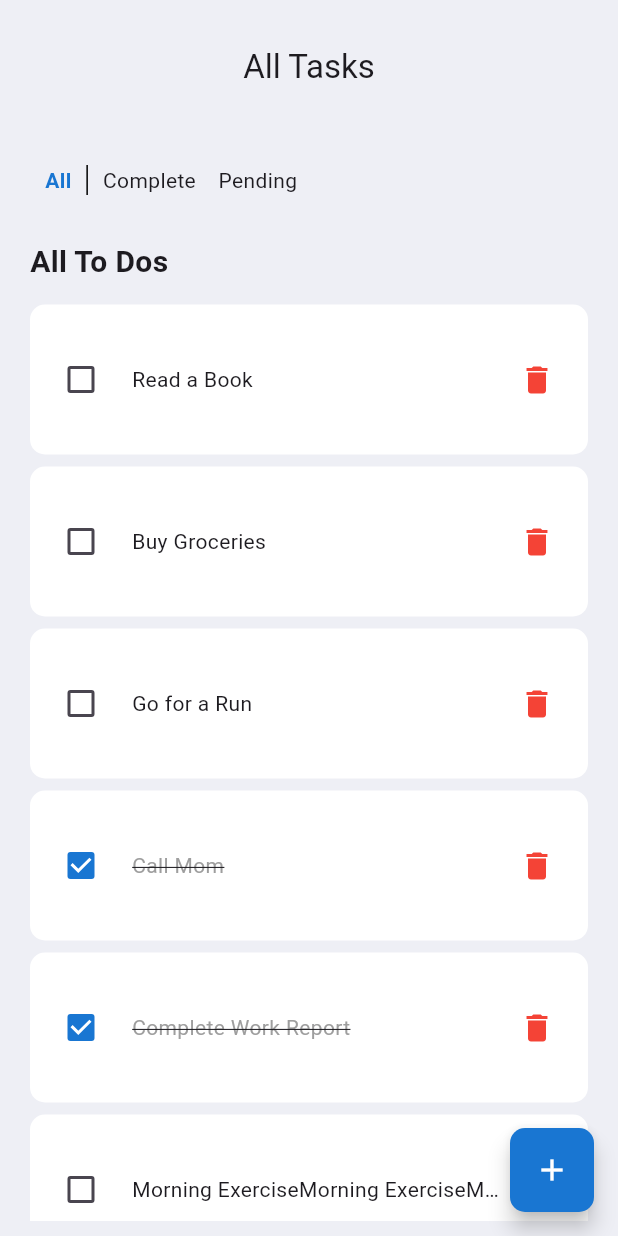
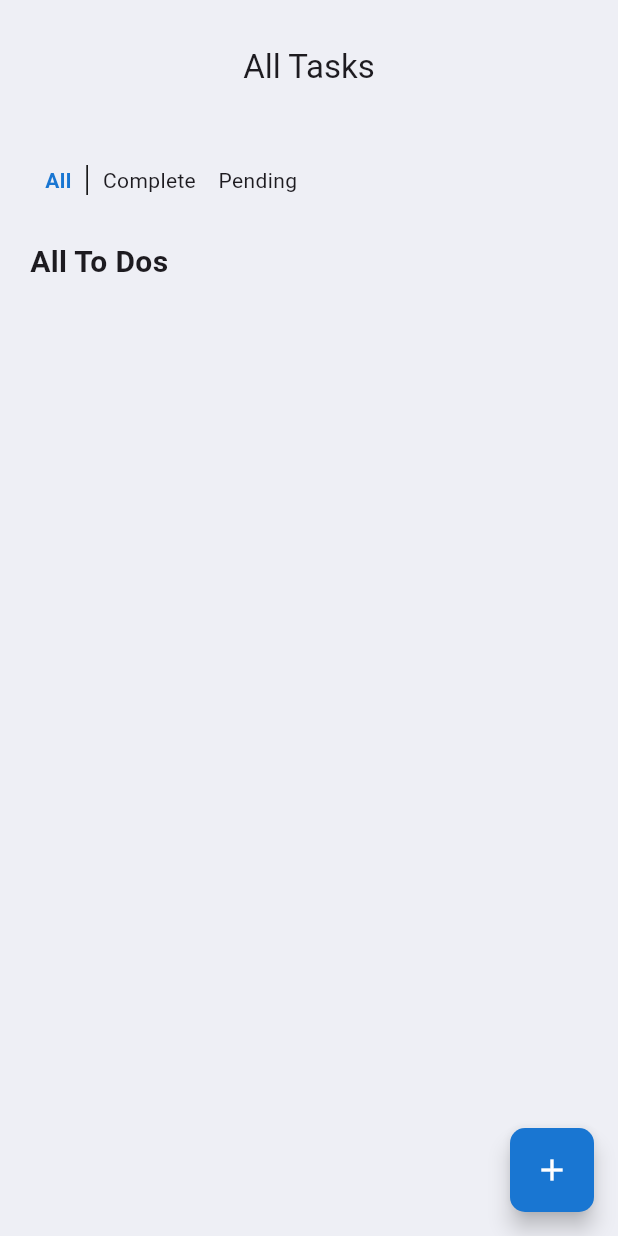
Before and after one commit to Cmrales26/To-Do-, a Flutter app: the screen it shows after launch, on a phone screen of 412 x 824 dp. Run offline on Flutter 3.47's test engine with Material 3 defaults, Android fonts, the phone set to English and light mode, and no system bars.

Commit message:
Change Static Json for a Map Values in Task list

```diff
--- a/lib/components/TaskItem.dart
+++ b/lib/components/TaskItem.dart
@@ -1,12 +1,12 @@
 // ignore_for_file: file_names
 
 import 'package:flutter/material.dart';
-import 'package:flutter/widgets.dart';
+import 'package:todo/model/Task.dart';
 
 class TaskItem extends StatelessWidget {
-  final Map<String, dynamic> task;
-  final Function(dynamic) deleteTask;
-  final Function(dynamic) changeStatus;
+  final Task task;
+  final Function(int) deleteTask;
+  final Function(int) changeStatus;
 
   const TaskItem({
     super.key,
@@ -28,9 +28,9 @@ class TaskItem extends StatelessWidget {
       child: Row(
         children: [
           Checkbox(
-            value: task["isDone"] as bool? ?? false,
+            value: task.isDone as bool? ?? false,
             onChanged: (value) {
-              changeStatus(task["id"]);
+              changeStatus(task.id);
             },
             fillColor: MaterialStateProperty.resolveWith<Color>(
                 (Set<MaterialState> states) {
@@ -57,13 +57,13 @@ class TaskItem extends StatelessWidget {
                       padding: const EdgeInsets.symmetric(vertical: 20),
                       margin: const EdgeInsets.only(left: 10),
                       child: Text(
-                        "${task["todoTitle"]}",
+                        task.todoTitle,
                         overflow: TextOverflow.ellipsis,
                         style: TextStyle(
-                          color: task["isDone"]
+                          color: task.isDone
                               ? Colors.grey
                               : null, // Si está hecho, establece el color en gris
-                          decoration: task["isDone"]
+                          decoration: task.isDone
                               ? TextDecoration.lineThrough
                               : null, // Si está hecho, agrega una línea a través del texto
                         ),
@@ -73,7 +73,7 @@ class TaskItem extends StatelessWidget {
                 ),
                 IconButton(
                   onPressed: () {
-                    deleteTask(task["id"]);
+                    deleteTask(task.id);
                   },
                   icon: const Icon(
                     Icons.delete,
--- a/lib/model/List.dart
+++ /dev/null
@@ -1,40 +0,0 @@
-// ignore_for_file: file_names
-
-var tasksList = [
-  {
-    "id": 01,
-    "todoTitle": 'Morning ExerciseMorning ExerciseMorning ExerciseMorning',
-    "todoDescription": "Do Morning exercise at 6:00am",
-    "isDone": false,
-  },
-  {
-    "id": 02,
-    "todoTitle": 'Complete Work Report',
-    "todoDescription": "Finish the weekly work report",
-    "isDone": true,
-  },
-  {
-    "id": 03,
-    "todoTitle": 'Call Mom',
-    "todoDescription": "Call mom to wish her happy birthday",
-    "isDone": true,
-  },
-  {
-    "id": 04,
-    "todoTitle": 'Go for a Run',
-    "todoDescription": "Run in the park for 30 minutes",
-    "isDone": false,
-  },
-  {
-    "id": 05,
-    "todoTitle": 'Buy Groceries',
-    "todoDescription": "Buy vegetables, fruits, and bread",
-    "isDone": false,
-  },
-  {
-    "id": 06,
-    "todoTitle": 'Read a Book',
-    "todoDescription": "Read a chapter of 'To Kill a Mockingbird'",
-    "isDone": false,
-  },
-];
--- /dev/null
+++ b/lib/model/Task.dart
@@ -0,0 +1,15 @@
+// ignore_for_file: file_names
+
+class Task {
+  int id;
+  String todoTitle;
+  String todoDescription;
+  bool isDone;
+
+  Task({
+    required this.id,
+    required this.todoTitle,
+    required this.todoDescription,
+    required this.isDone,
+  });
+}
--- a/lib/screens/index.dart
+++ b/lib/screens/index.dart
@@ -4,7 +4,7 @@ import 'package:flutter/material.dart';
 import 'package:todo/components/Forms.dart';
 import 'package:todo/components/MyAppBar.dart';
 import 'package:todo/components/TaskItem.dart';
-import 'package:todo/model/List.dart';
+import 'package:todo/model/Task.dart';
 
 class Index extends StatefulWidget {
   const Index({super.key});
@@ -14,9 +14,11 @@ class Index extends StatefulWidget {
 }
 
 class _IndexState extends State<Index> {
+  final Map<String, Task> tasksList = {};
+
   String filter = "All";
   bool Error = false;
-  late List<Map<String, dynamic>> tasksListFilter;
+  late List<Task> tasksListFilter;
   TextEditingController t = TextEditingController();
   TextEditingController d = TextEditingController();
 
@@ -28,15 +30,15 @@ class _IndexState extends State<Index> {
       if (title.isEmpty || description.isEmpty) {
         Error = true;
       } else {
-        var ultimoID = tasksList.isNotEmpty ? (tasksList.last["id"] as int) : 0;
+        var ultimoID = tasksList.isNotEmpty ? tasksList.values.last.id : 0;
         int siguienteID = ultimoID + 1;
-        var newValue = {
-          "id": siguienteID,
-          "todoTitle": title,
-          "todoDescription": description,
-          "isDone": false,
-        };
-        tasksList.add(newValue);
+        var newValue = Task(
+          id: siguienteID,
+          todoTitle: title,
+          todoDescription: description,
+          isDone: false,
+        );
+        tasksList['$siguienteID'] = newValue;
         Navigator.pop(context);
 
         Error = false;
@@ -46,16 +48,17 @@ class _IndexState extends State<Index> {
     });
   }
 
-  void deleteTask(id) {
-    tasksList.removeWhere((task) => task["id"] == id);
+  void deleteTask(int id) {
+    tasksList.remove(id.toString());
     setState(() {});
   }
 
-  void changeStatus(id) {
-    var task = tasksList.firstWhere((task) => task["id"] == id);
-    task["isDone"] = !(task["isDone"] as bool);
-
-    setState(() {});
+  void changeStatus(int id) {
+    if (tasksList.containsKey(id.toString())) {
+      Task task = tasksList[id.toString()]!;
+      task.isDone = !task.isDone;
+      setState(() {});
+    }
   }
 
   void ChangeFilter(value) {
@@ -67,13 +70,11 @@ class _IndexState extends State<Index> {
   @override
   Widget build(BuildContext context) {
     if (filter == "Complete") {
-      tasksListFilter =
-          tasksList.where((task) => task["isDone"] == true).toList();
+      tasksListFilter = tasksList.values.where((task) => task.isDone).toList();
     } else if (filter == "Pending") {
-      tasksListFilter =
-          tasksList.where((task) => task["isDone"] == false).toList();
+      tasksListFilter = tasksList.values.where((task) => !task.isDone).toList();
     } else {
-      tasksListFilter = tasksList.toList();
+      tasksListFilter = tasksList.values.toList();
     }
 
     return Scaffold(
```
Also changed, not shown: lib/screens/Details.dart (+22 -27 lines).
